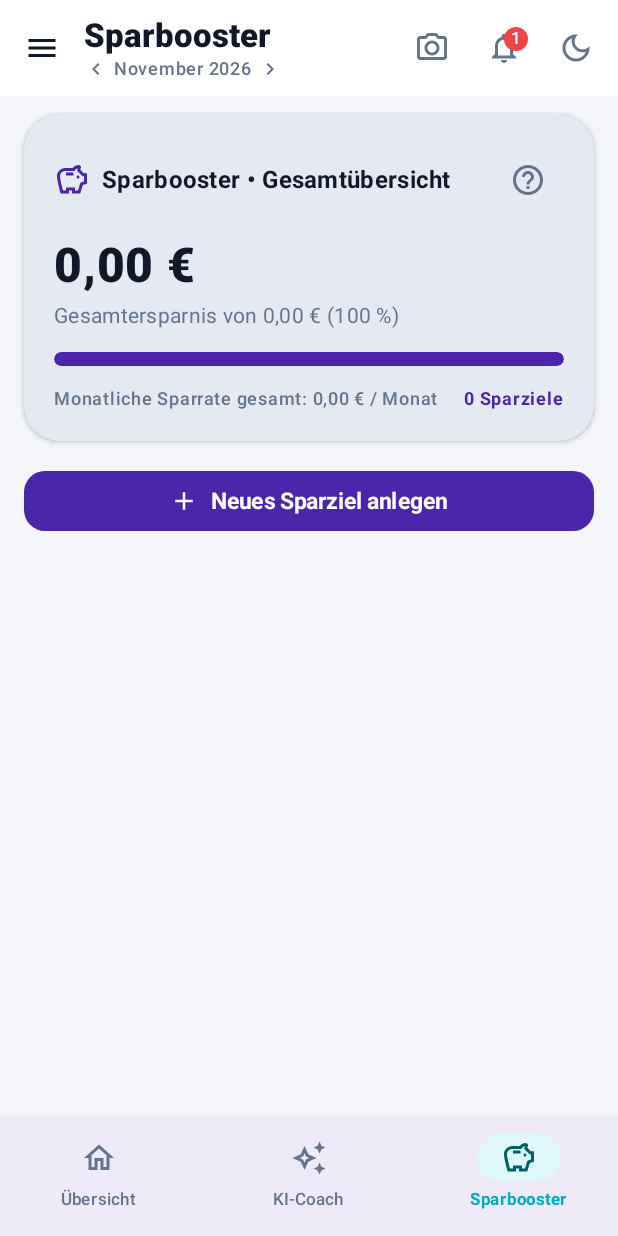
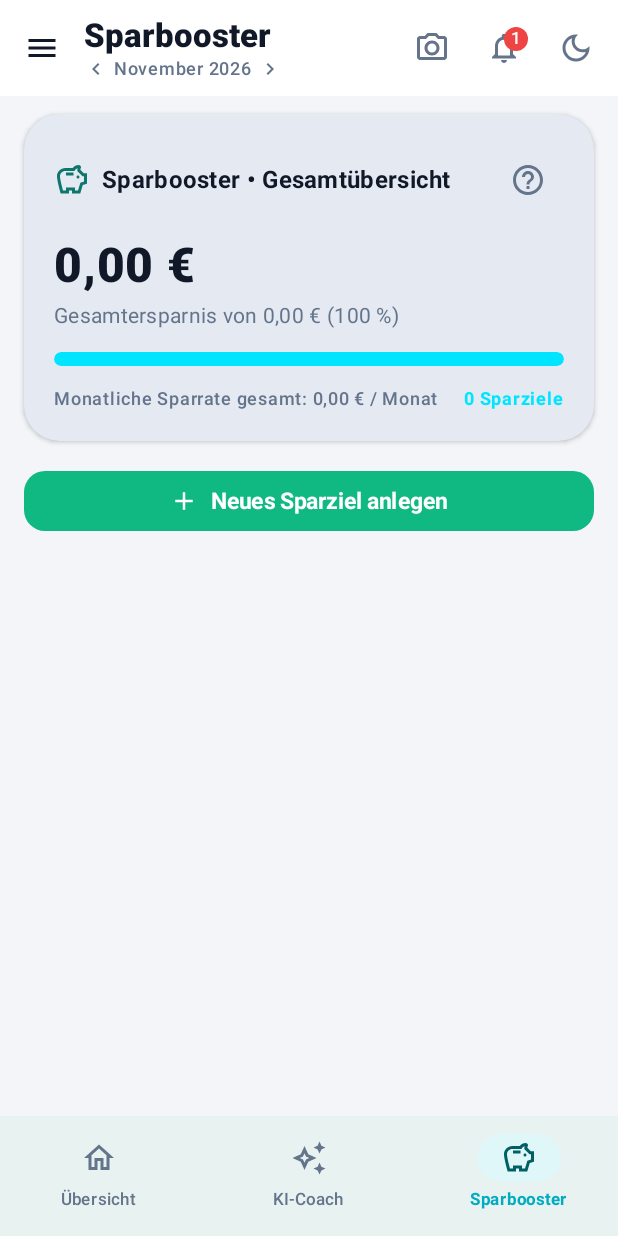
Before and after one commit to ShelbyGD/Finanzen, an Android app built with Jetpack Compose: the screen it shows after launch (MainActivity), item 3 of the bottom bar chosen, on a phone screen of 412 x 824 dp. Run offline under Robolectric (Android 15) with nearby library versions, the phone set to English and light mode, and no system bars; our stand-ins replace Room's generated code.

Commit message:
Remove final purple accents from FAB, progress bars, buttons and badges for a clean M3 look

```diff
--- a/app/src/main/java/de/smartfinance/app/core/AppHelpRegistry.kt
+++ b/app/src/main/java/de/smartfinance/app/core/AppHelpRegistry.kt
@@ -386,6 +386,17 @@ object AppHelpRegistry {
 
     val changelogEntries: List<ChangelogEntry> = listOf(
         ChangelogEntry(
+            versionName = "1.4.0",
+            buildNumber = 22,
+            date = "18.11.2026",
+            newFeatures = listOf(
+                "Clean Material 3 Smaragdgrün-Palette: Restlose Entfernung aller alten lila Primär- und Akzentfarben aus dem globalen Farbschema zugunsten einer edlen Smaragdgrün/Teal-Palette (passend zu den grünen Gehaltseinnahmen).",
+                "Floating Action Button (FAB): Der runde Haupt-Aktionsbutton '+' erstrahlt nun in elegantem Smaragdgrün.",
+                "Fortschrittsbalken & Buttons: Sämtliche Fortschrittsbalken auf der Startseite und im Sparbooster sowie Aktions-Buttons ('+ Neues Sparziel anlegen') nutzen edles Türkis/Smaragdgrün.",
+                "Geschützte Kategorie-Vielfalt: Die individuellen bunten Kreise der Kategorien in der Buchungsliste bleiben in ihrer vollen, klaren Farbcodierung erhalten."
+            )
+        ),
+        ChangelogEntry(
             versionName = "1.3.9",
             buildNumber = 21,
             date = "18.11.2026",
--- a/app/src/main/java/de/smartfinance/app/ui/screens/CockpitScreen.kt
+++ b/app/src/main/java/de/smartfinance/app/ui/screens/CockpitScreen.kt
@@ -99,8 +99,6 @@ import de.smartfinance.app.ui.theme.BudgetRingOrange
 import de.smartfinance.app.ui.theme.BudgetRingRed
 import de.smartfinance.app.ui.theme.CategoryIconCatalog
 import de.smartfinance.app.ui.theme.HeroTurquoiseAccent
-import de.smartfinance.app.ui.theme.HeroVioletEnd
-import de.smartfinance.app.ui.theme.HeroVioletStart
 import java.time.LocalDate
 import java.time.YearMonth
 import java.time.format.DateTimeFormatter
@@ -474,13 +472,13 @@ private fun HeroBudgetCard(
                 ) {
                     Surface(
                         shape = RoundedCornerShape(6.dp),
-                        color = MaterialTheme.colorScheme.primary.copy(alpha = 0.15f)
+                        color = HeroTurquoiseAccent.copy(alpha = 0.18f)
                     ) {
                         Text(
                             text = "PRO",
                             style = MaterialTheme.typography.labelSmall,
                             fontWeight = FontWeight.ExtraBold,
-                            color = MaterialTheme.colorScheme.primary,
+                            color = HeroTurquoiseAccent,
                             modifier = Modifier.padding(horizontal = 8.dp, vertical = 3.dp)
                         )
                     }
@@ -529,7 +527,7 @@ private fun HeroBudgetCard(
             ) {
                 LinearProgressIndicator(
                     progress = { availableRatio },
-                    color = MaterialTheme.colorScheme.primary,
+                    color = HeroTurquoiseAccent,
                     trackColor = MaterialTheme.colorScheme.onSurface.copy(alpha = 0.12f),
                     strokeCap = StrokeCap.Round,
                     modifier = Modifier
@@ -561,7 +559,7 @@ private fun HeroBudgetCard(
                             Icon(
                                 imageVector = Icons.Default.Edit,
                                 contentDescription = "Einnahmen eintragen",
-                                tint = MaterialTheme.colorScheme.primary,
+                                tint = HeroTurquoiseAccent,
                                 modifier = Modifier.size(13.dp)
                             )
                         }
@@ -577,7 +575,7 @@ private fun HeroBudgetCard(
                         text = "Heute frei: ${SmartFinanceEngine.formatEuro(snapshot.dynamicDailyBudgetToday)} / Tag",
                         style = MaterialTheme.typography.labelMedium,
                         fontWeight = FontWeight.Bold,
-                        color = MaterialTheme.colorScheme.primary
+                        color = HeroTurquoiseAccent
                     )
                 }
             }
--- a/app/src/main/java/de/smartfinance/app/ui/screens/SavingsBoosterTabScreen.kt
+++ b/app/src/main/java/de/smartfinance/app/ui/screens/SavingsBoosterTabScreen.kt
@@ -76,8 +76,6 @@ import de.smartfinance.app.ui.theme.CategoryColorRose
 import de.smartfinance.app.ui.theme.CategoryColorTurquoise
 import de.smartfinance.app.ui.theme.CategoryIconCatalog
 import de.smartfinance.app.ui.theme.HeroTurquoiseAccent
-import de.smartfinance.app.ui.theme.HeroVioletEnd
-import de.smartfinance.app.ui.theme.HeroVioletStart
 import java.time.LocalDate
 import java.time.format.DateTimeFormatter
 import java.util.Locale
@@ -194,7 +192,7 @@ fun SavingsBoosterTabScreen(
 
                     LinearProgressIndicator(
                         progress = { overallFraction },
-                        color = MaterialTheme.colorScheme.primary,
+                        color = HeroTurquoiseAccent,
                         trackColor = MaterialTheme.colorScheme.onSurface.copy(alpha = 0.12f),
                         strokeCap = StrokeCap.Round,
                         modifier = Modifier
@@ -218,7 +216,7 @@ fun SavingsBoosterTabScreen(
                             text = "${savingsGoals.size} ${if (savingsGoals.size == 1) "Sparziel" else "Sparziele"}",
                             style = MaterialTheme.typography.labelMedium,
                             fontWeight = FontWeight.Bold,
-                            color = MaterialTheme.colorScheme.primary
+                            color = HeroTurquoiseAccent
                         )
                     }
                 }
@@ -231,7 +229,10 @@ fun SavingsBoosterTabScreen(
                 onClick = { showCreateDialog = true },
                 modifier = Modifier.fillMaxWidth(),
                 shape = RoundedCornerShape(14.dp),
-                colors = ButtonDefaults.buttonColors(containerColor = MaterialTheme.colorScheme.primary)
+                colors = ButtonDefaults.buttonColors(
+                    containerColor = Color(0xFF10B981),
+                    contentColor = Color.White
+                )
             ) {
                 Icon(Icons.Default.Add, contentDescription = null, modifier = Modifier.size(20.dp))
                 Spacer(modifier = Modifier.width(8.dp))
--- a/app/src/main/java/de/smartfinance/app/ui/theme/Theme.kt
+++ b/app/src/main/java/de/smartfinance/app/ui/theme/Theme.kt
@@ -26,8 +26,8 @@ import androidx.compose.ui.graphics.Color
 import androidx.compose.ui.graphics.vector.ImageVector
 
 // Clean-Banking Farbpalette (Finanzguru-Style)
-val HeroVioletStart = Color(0xFF4A25AA)
-val HeroVioletEnd = Color(0xFF311B92)
+val HeroVioletStart = Color(0xFF1E293B)
+val HeroVioletEnd = Color(0xFF0F172A)
 val HeroTurquoiseAccent = Color(0xFF00E5FF)
 val CleanTurquoise = Color(0xFF00ACC1)
 val BudgetRingGreen = Color(0xFF10B981)
@@ -45,10 +45,10 @@ val CategoryColorRose = Color(0xFFEC4899)      // Freizeit & Lifestyle
 val CategoryColorPurple = Color(0xFF8B5CF6)    // Wohnen & Warmmiete
 
 private val CleanLightColors = lightColorScheme(
-    primary = Color(0xFF4A25AA),
+    primary = Color(0xFF0F766E),
     onPrimary = Color.White,
-    primaryContainer = Color(0xFFEDE7F6),
-    onPrimaryContainer = Color(0xFF311B92),
+    primaryContainer = Color(0xFFCCFBF1),
+    onPrimaryContainer = Color(0xFF134E4A),
     secondary = Color(0xFF00ACC1),
     onSecondary = Color.White,
     secondaryContainer = Color(0xFFE0F7FA),
@@ -67,10 +67,10 @@ private val CleanLightColors = lightColorScheme(
 )
 
 private val CleanDarkColors = darkColorScheme(
-    primary = Color(0xFFB388FF),
-    onPrimary = Color(0xFF1E0E4B),
-    primaryContainer = Color(0xFF311B92),
-    onPrimaryContainer = Color(0xFFEDE7F6),
+    primary = Color(0xFF10B981),
+    onPrimary = Color(0xFF022C22),
+    primaryContainer = Color(0xFF064E3B),
+    onPrimaryContainer = Color(0xFFA7F3D0),
     secondary = Color(0xFF00E5FF),
     onSecondary = Color(0xFF00363D),
     secondaryContainer = Color(0xFF004F58),
```
